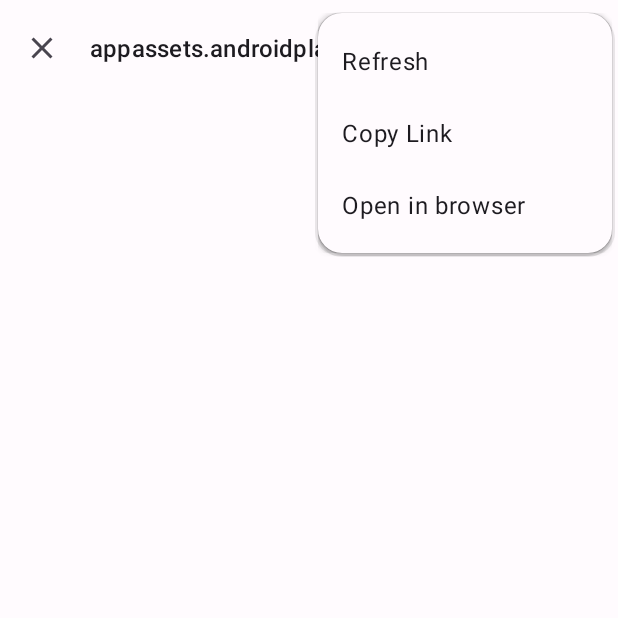
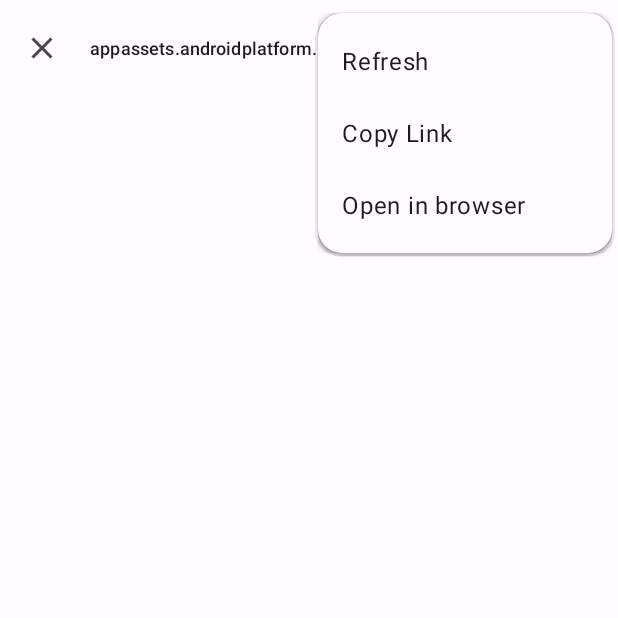
Before and after one commit to mubashirpa/YSports, an Android app: the BrowserActivity screen opened directly, with no data from a screen before it, with the options menu open, on a phone screen of 412 x 824 dp, the top half of it. Run offline under Robolectric (Android 15) with nearby library versions, the phone set to English and light mode, and no system bars.

Commit message:
Improved App Theme

```diff
--- a/app/src/main/res/values/themes.xml
+++ b/app/src/main/res/values/themes.xml
@@ -23,7 +23,7 @@
         <item name="android:statusBarColor">@android:color/transparent</item>
         <item name="android:windowLightStatusBar" tools:targetApi="m">?attr/isLightTheme</item>
         <!-- Navigation bar. -->
-        <item name="android:navigationBarColor">@color/navigation_bar</item>
+        <item name="android:navigationBarColor">@color/background</item>
         <item name="android:windowLightNavigationBar" tools:targetApi="o_mr1">?attr/isLightTheme</item>
 
         <item name="colorOnBackground">@color/onBackground</item>
@@ -37,22 +37,27 @@
     </style>
 
     <style name="Theme.Main" parent="Theme.YSports">
-        <item name="android:statusBarColor">@android:color/transparent</item>
+        <item name="android:navigationBarColor">@color/navigation_bar</item>
     </style>
 
-    <style name="Theme.Player" parent="Theme.Material3.DayNight.NoActionBar">
+    <style name="Theme.Player" parent="Theme.YSports">
         <item name="android:windowBackground">@android:color/black</item>
         <item name="android:windowLayoutInDisplayCutoutMode" tools:targetApi="o_mr1">shortEdges</item>
         <item name="android:windowTranslucentStatus">true</item>
         <item name="android:windowTranslucentNavigation">true</item>
-        <item name="colorSurface">@color/surface</item>
         <item name="bottomSheetDialogTheme">@style/ThemeOverlay.App.BottomSheetDialog</item>
     </style>
 
-    <style name="Theme.YouTubePlayer" parent="Theme.Material3.DayNight.NoActionBar">
+    <style name="Theme.YouTubePlayer" parent="Theme.YSports">
         <item name="android:windowBackground">@android:color/black</item>
         <item name="android:windowTranslucentStatus">true</item>
         <item name="android:windowTranslucentNavigation">true</item>
+    </style>
+
+    <!-- Browser Activity Toolbar Theme -->
+    <style name="Widget.App.Toolbar" parent="Widget.Material3.Toolbar">
+        <item name="titleTextAppearance">@style/TextAppearance.App.TitleLarge</item>
+        <item name="subtitleTextAppearance">@style/TextAppearance.App.TitleMedium</item>
     </style>
 
     <style name="ThemeOverlay.App.BottomSheetDialog" parent="ThemeOverlay.Material3.BottomSheetDialog">
```
